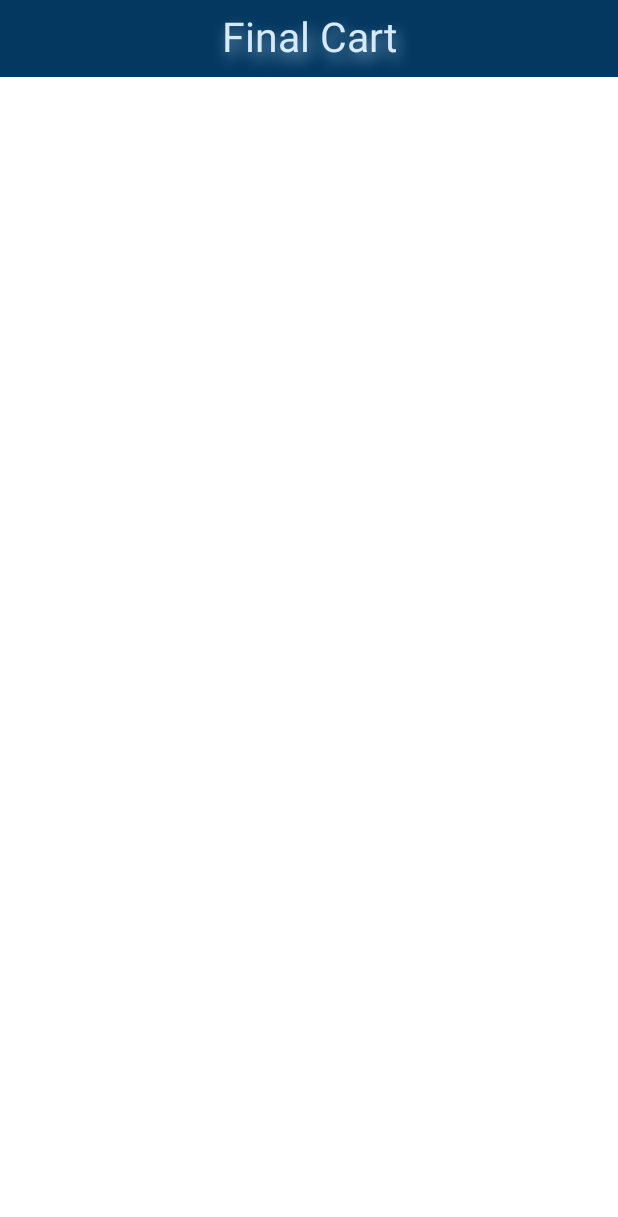
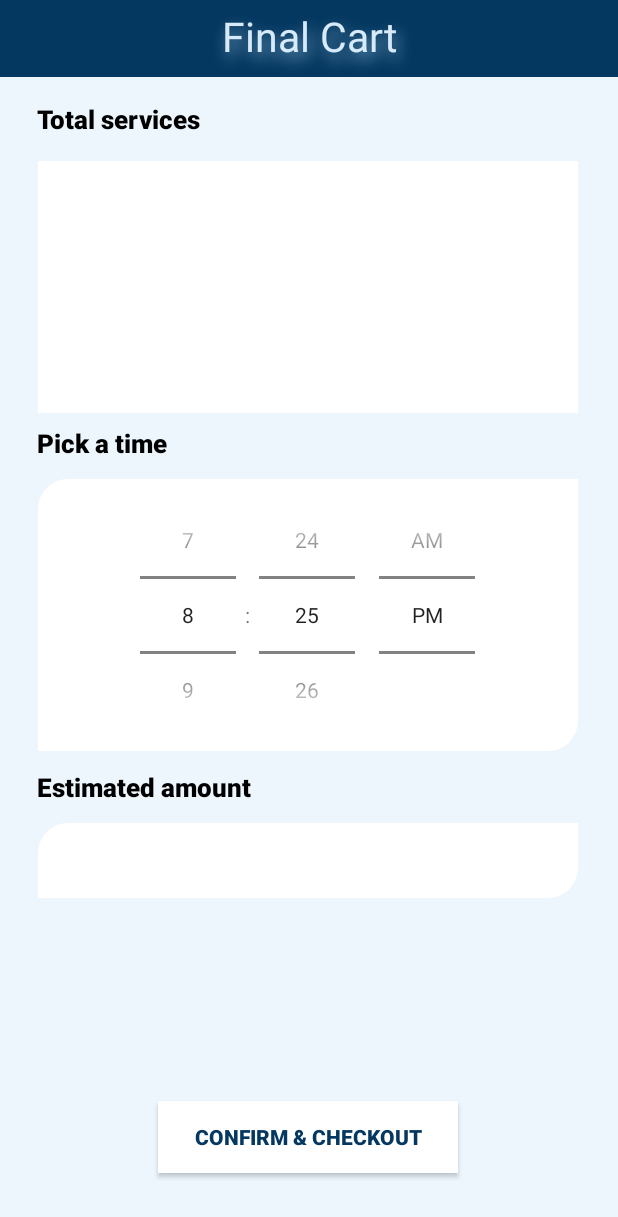
Before and after one commit to ShreyaLakhani/HomeServiceHome, an Android app: the Finalcart screen opened directly, with no data from a screen before it, on a phone screen of 412 x 824 dp. Shown: the top 1217 px of the screen. Run offline under Robolectric (Android 15) with nearby library versions, the light colour scheme and no system bars.

Commit message:
changes made to final cart --> added services listview, timepicker and confirm button

```diff
--- a/app/src/main/res/layout/activity_finalcart.xml
+++ b/app/src/main/res/layout/activity_finalcart.xml
@@ -4,7 +4,8 @@
     xmlns:tools="http://schemas.android.com/tools"
     android:layout_width="match_parent"
     android:layout_height="match_parent"
-    tools:context=".Finalcart">
+    tools:context=".Finalcart"
+    android:background="#EDF6FD">
 
     <androidx.appcompat.widget.AppCompatTextView
         android:id="@+id/finalcarttxt"
@@ -28,5 +29,115 @@
         app:layout_constraintTop_toTopOf="parent"
         app:layout_constraintVertical_bias="0.0" />
 
+    <!--<com.airbnb.lottie.LottieAnimationView
+        android:id="@+id/animation_view2"
+        android:layout_width="270dp"
+        android:layout_height="300dp"
+        app:layout_constraintBottom_toBottomOf="parent"
+        app:layout_constraintEnd_toEndOf="parent"
+        app:layout_constraintHorizontal_bias="0.496"
+        app:layout_constraintStart_toStartOf="parent"
+        app:layout_constraintTop_toTopOf="parent"
+        app:layout_constraintVertical_bias="0.169"
+        app:lottie_autoPlay="true"
+        app:lottie_loop="false"
+        app:lottie_rawRes="@raw/happy_orders"
+        tools:ignore="MissingConstraints" />-->
+
+    <androidx.appcompat.widget.AppCompatTextView
+        android:id="@+id/totalservicestxt"
+        android:layout_width="wrap_content"
+        android:layout_height="wrap_content"
+        android:layout_marginTop="16dp"
+        android:fontFamily="sans-serif-black"
+        android:text="@string/total_services"
+        android:textColor="@color/black"
+        android:textSize="17sp"
+        app:layout_constraintEnd_toEndOf="parent"
+        app:layout_constraintHorizontal_bias="0.082"
+        app:layout_constraintStart_toStartOf="parent"
+        app:layout_constraintTop_toBottomOf="@+id/finalcarttxt" />
+
+    <ListView
+        android:id="@+id/serviceslist"
+        android:layout_width="360dp"
+        android:layout_height="168dp"
+        android:layout_marginTop="56dp"
+        android:background="@color/white"
+        app:layout_constraintBottom_toBottomOf="parent"
+        app:layout_constraintEnd_toEndOf="parent"
+        app:layout_constraintHorizontal_bias="0.49"
+        app:layout_constraintStart_toStartOf="parent"
+        app:layout_constraintTop_toBottomOf="@+id/finalcarttxt"
+        app:layout_constraintVertical_bias="0.0" />
+
+    <androidx.appcompat.widget.AppCompatTextView
+        android:id="@+id/settimertxt"
+        android:layout_width="wrap_content"
+        android:layout_height="wrap_content"
+        android:layout_marginTop="8dp"
+        android:fontFamily="sans-serif-black"
+        android:text="@string/pick_a_time"
+        android:textColor="@color/black"
+        android:textSize="17sp"
+        app:layout_constraintEnd_toEndOf="parent"
+        app:layout_constraintHorizontal_bias="0.076"
+        app:layout_constraintStart_toStartOf="parent"
+        app:layout_constraintTop_toBottomOf="@+id/serviceslist" />
+
+    <TimePicker
+        android:id="@+id/datePicker"
+        android:layout_width="360dp"
+        android:layout_height="181dp"
+        android:layout_marginTop="268dp"
+        android:background="@drawable/whitedisplay"
+        android:timePickerMode="spinner"
+        app:layout_constraintEnd_toEndOf="parent"
+        app:layout_constraintHorizontal_bias="0.49"
+        app:layout_constraintStart_toStartOf="parent"
+        app:layout_constraintTop_toBottomOf="@+id/finalcarttxt" />
+
+    <androidx.appcompat.widget.AppCompatTextView
+        android:id="@+id/estimatedamttxt"
+        android:layout_width="wrap_content"
+        android:layout_height="wrap_content"
+        android:layout_marginTop="12dp"
+        android:fontFamily="sans-serif-black"
+        android:text="@string/estimated_amount"
+        android:textColor="@color/black"
+        android:textSize="17sp"
+        app:layout_constraintEnd_toEndOf="parent"
+        app:layout_constraintHorizontal_bias="0.092"
+        app:layout_constraintStart_toStartOf="parent"
+        app:layout_constraintTop_toBottomOf="@+id/datePicker" />
+
+    <androidx.appcompat.widget.AppCompatTextView
+        android:id="@+id/amounttxtspace"
+        android:layout_width="360dp"
+        android:layout_height="50dp"
+        android:layout_marginTop="48dp"
+        android:background="@drawable/whitedisplay"
+        android:fontFamily="sans-serif-black"
+        android:textColor="@color/black"
+        android:textSize="17sp"
+        app:layout_constraintEnd_toEndOf="parent"
+        app:layout_constraintHorizontal_bias="0.49"
+        app:layout_constraintStart_toStartOf="parent"
+        app:layout_constraintTop_toBottomOf="@+id/datePicker" />
+
+    <androidx.appcompat.widget.AppCompatButton
+        android:layout_width="200dp"
+        android:layout_height="wrap_content"
+        android:layout_marginBottom="16dp"
+        android:background="@color/material_dynamic_neutral100"
+        android:fontFamily="sans-serif-black"
+        android:text="@string/confirm_checkout"
+        android:textColor="@color/purple_500"
+        app:layout_constraintBottom_toBottomOf="parent"
+        app:layout_constraintEnd_toEndOf="parent"
+        app:layout_constraintHorizontal_bias="0.497"
+        app:layout_constraintStart_toStartOf="parent"
+        app:layout_constraintTop_toBottomOf="@+id/amounttxtspace"
+        app:layout_constraintVertical_bias="0.84" />
 
 </androidx.constraintlayout.widget.ConstraintLayout>
--- a/app/src/main/res/values/strings.xml
+++ b/app/src/main/res/values/strings.xml
@@ -115,6 +115,10 @@
     <string name="lawn_maintainance">Lawn Maintainance</string>
     <string name="lawn_maintenance">Lawn Maintenance</string>
     <string name="view_cart">View Cart</string>
+    <string name="confirm_checkout"><![CDATA[Confirm & Checkout]]></string>
+    <string name="pick_a_time">Pick a time</string>
+    <string name="total_services">Total services</string>
+    <string name="estimated_amount">Estimated amount</string>
 
 
 </resources>
```
